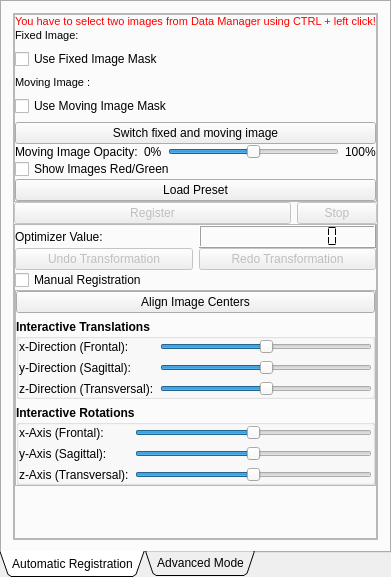
This is Modules/Bundles/org.mitk.gui.qt.rigidregistration/src/internal/QmitkRigidRegistrationViewControls.ui in MITK/MITK as Qt 5 draws it before an edit. The edited form follows.
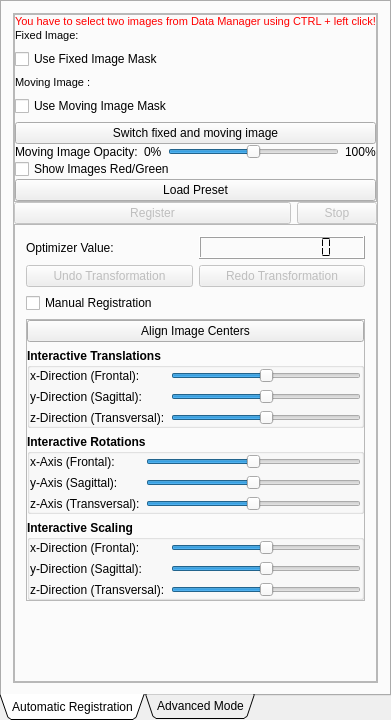
This is the edited form. Icons and pictures are not drawn. Custom widgets are drawn as their Qt base class.

Commit message: FIX (#3366): Added three sliders for scaling the moving image.

Diff of the .ui file:
```diff
--- a/Modules/Bundles/org.mitk.gui.qt.rigidregistration/src/internal/QmitkRigidRegistrationViewControls.ui
+++ b/Modules/Bundles/org.mitk.gui.qt.rigidregistration/src/internal/QmitkRigidRegistrationViewControls.ui
@@ -7,7 +7,7 @@
     <x>0</x>
     <y>0</y>
     <width>381</width>
-    <height>577</height>
+    <height>720</height>
    </rect>
   </property>
   <property name="minimumSize">
@@ -392,12 +392,6 @@
              <enum>QFrame::Raised</enum>
             </property>
             <layout class="QVBoxLayout" name="verticalLayout_4">
-             <property name="spacing">
-              <number>0</number>
-             </property>
-             <property name="margin">
-              <number>0</number>
-             </property>
              <item>
               <layout class="QHBoxLayout" name="horizontalLayout_5">
                <item>
@@ -762,6 +756,150 @@
                   </layout>
                  </widget>
                 </item>
+                <item>
+                 <widget class="QGroupBox" name="interactiveScalingBox">
+                  <property name="font">
+                   <font>
+                    <weight>75</weight>
+                    <bold>true</bold>
+                   </font>
+                  </property>
+                  <property name="title">
+                   <string>Interactive Scaling</string>
+                  </property>
+                  <property name="flat">
+                   <bool>true</bool>
+                  </property>
+                  <layout class="QVBoxLayout" name="verticalLayout_10">
+                   <property name="margin">
+                    <number>0</number>
+                   </property>
+                   <item>
+                    <layout class="QHBoxLayout" name="_16">
+                     <item>
+                      <layout class="QVBoxLayout" name="_17">
+                       <item>
+                        <widget class="QLabel" name="xScalingLabel">
+                         <property name="font">
+                          <font>
+                           <weight>50</weight>
+                           <bold>false</bold>
+                          </font>
+                         </property>
+                         <property name="text">
+                          <string>x-Direction (Frontal):</string>
+                         </property>
+                         <property name="wordWrap">
+                          <bool>false</bool>
+                         </property>
+                        </widget>
+                       </item>
+                       <item>
+                        <widget class="QLabel" name="yScalingLabel">
+                         <property name="font">
+                          <font>
+                           <weight>50</weight>
+                           <bold>false</bold>
+                          </font>
+                         </property>
+                         <property name="text">
+                          <string>y-Direction (Sagittal):</string>
+                         </property>
+                         <property name="wordWrap">
+                          <bool>false</bool>
+                         </property>
+                        </widget>
+                       </item>
+                       <item>
+                        <widget class="QLabel" name="zScalingLabel">
+                         <property name="font">
+                          <font>
+                           <weight>50</weight>
+                           <bold>false</bold>
+                          </font>
+                         </property>
+                         <property name="text">
+                          <string>z-Direction (Transversal):</string>
+                         </property>
+                         <property name="wordWrap">
+                          <bool>false</bool>
+                         </property>
+                        </widget>
+                       </item>
+                      </layout>
+                     </item>
+                     <item>
+                      <layout class="QVBoxLayout" name="_18">
+                       <item>
+                        <widget class="QSlider" name="m_XScaleSlider">
+                         <property name="cursor">
+                          <cursorShape>ArrowCursor</cursorShape>
+                         </property>
+                         <property name="toolTip">
+                          <string/>
+                         </property>
+                         <property name="minimum">
+                          <number>-20</number>
+                         </property>
+                         <property name="maximum">
+                          <number>20</number>
+                         </property>
+                         <property name="singleStep">
+                          <number>1</number>
+                         </property>
+                         <property name="pageStep">
+                          <number>1</number>
+                         </property>
+                         <property name="orientation">
+                          <enum>Qt::Horizontal</enum>
+                         </property>
+                         <property name="invertedAppearance">
+                          <bool>false</bool>
+                         </property>
+                         <property name="tickPosition">
+                          <enum>QSlider::NoTicks</enum>
+                         </property>
+                        </widget>
+                       </item>
+                       <item>
+                        <widget class="QSlider" name="m_YScaleSlider">
+                         <property name="minimum">
+                          <number>-20</number>
+                         </property>
+                         <property name="maximum">
+                          <number>20</number>
+                         </property>
+                         <property name="pageStep">
+                          <number>1</number>
+                         </property>
+                         <property name="orientation">
+                          <enum>Qt::Horizontal</enum>
+                         </property>
+                        </widget>
+                       </item>
+                       <item>
+                        <widget class="QSlider" name="m_ZScaleSlider">
+                         <property name="minimum">
+                          <number>-20</number>
+                         </property>
+                         <property name="maximum">
+                          <number>20</number>
+                         </property>
+                         <property name="pageStep">
+                          <number>1</number>
+                         </property>
+                         <property name="orientation">
+                          <enum>Qt::Horizontal</enum>
+                         </property>
+                        </widget>
+                       </item>
+                      </layout>
+                     </item>
+                    </layout>
+                   </item>
+                  </layout>
+                 </widget>
+                </item>
                </layout>
               </widget>
              </item>
```
The commit also changes 2 other files.
